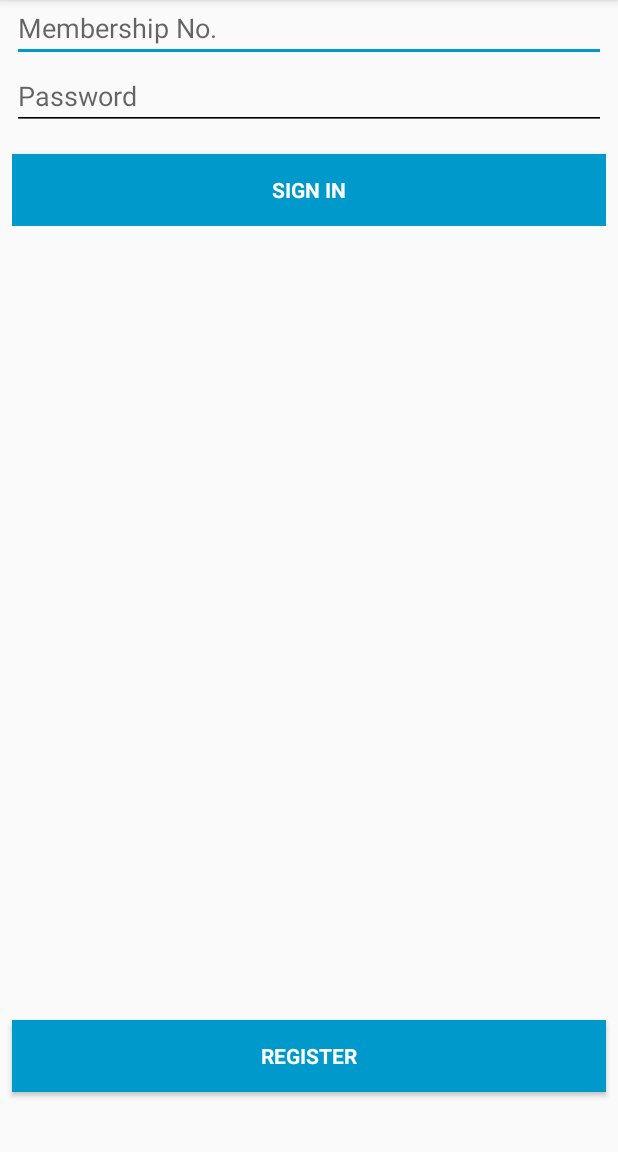
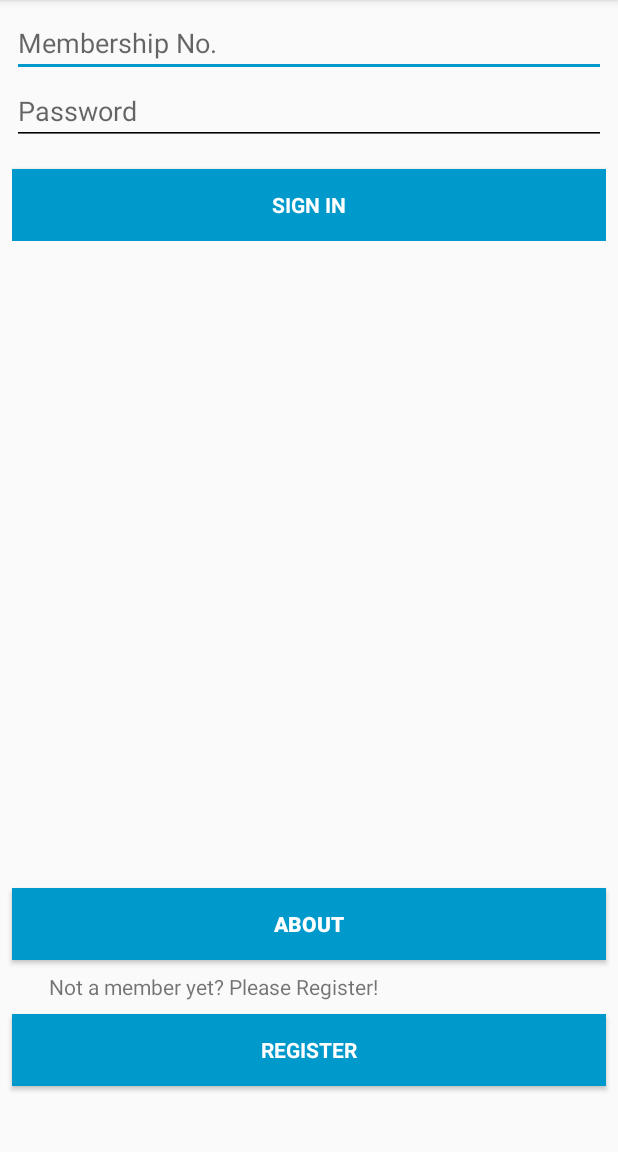
Before and after one commit to danlarteygh/NHIS, an Android app: the screen it shows after launch (Login), on a phone screen of 412 x 824 dp, the part 84-1236 px from its top. Run offline under Robolectric (Android 15) with nearby library versions, the phone set to English and light mode, and no system bars.

Commit message:
AboutUs webview activity

```diff
--- a/app/src/main/java/com/project/danlarteygh/nhis/Login.java
+++ b/app/src/main/java/com/project/danlarteygh/nhis/Login.java
@@ -20,6 +20,10 @@ public class Login extends AppCompatActivity {
         Intent intent = new Intent(this, Register.class);
         startActivity(intent);
     }
+    public void openAbout(View view) {
+        Intent intent = new Intent(this, About.class);
+        startActivity(intent);
+    }
    /* public void openPayment(View view) {
         Intent intent = new Intent(this, Payment.class);
         startActivity(intent);
--- a/app/src/main/res/layout/activity_login.xml
+++ b/app/src/main/res/layout/activity_login.xml
@@ -21,13 +21,14 @@
     <ScrollView
         android:id="@+id/login_form"
         android:layout_width="match_parent"
-        android:layout_height="432dp"
+        android:layout_height="402dp"
         android:layout_marginEnd="8dp"
         android:layout_marginStart="8dp"
+        android:layout_marginTop="10dp"
         app:layout_constraintEnd_toEndOf="parent"
         app:layout_constraintHorizontal_bias="1.0"
         app:layout_constraintStart_toStartOf="parent"
-        tools:layout_editor_absoluteY="52dp">
+        app:layout_constraintTop_toTopOf="parent">
 
         <LinearLayout
             android:id="@+id/email_login_form"
@@ -61,9 +62,9 @@
                 android:imeOptions="actionUnspecified"
                 android:inputType="textPassword"
                 android:maxLines="1"
+                android:singleLine="true"
                 android:textColor="@android:color/background_dark"
-                android:singleLine="true"
-                android:textColorHighlight="@android:color/background_dark"/>
+                android:textColorHighlight="@android:color/background_dark" />
 
             <Button
                 android:id="@+id/member_sign_in_button"
@@ -100,7 +101,7 @@
         style="?android:textAppearanceSmall"
         android:layout_width="0dp"
         android:layout_height="wrap_content"
-        android:layout_marginBottom="24dp"
+        android:layout_marginBottom="28dp"
         android:layout_marginEnd="8dp"
         android:layout_marginStart="8dp"
         android:background="@android:color/holo_blue_dark"
@@ -111,7 +112,41 @@
         android:textStyle="bold"
         app:layout_constraintBottom_toBottomOf="parent"
         app:layout_constraintEnd_toEndOf="parent"
+        app:layout_constraintHorizontal_bias="0.0"
         app:layout_constraintStart_toStartOf="parent" />
+
+    <TextView
+        android:id="@+id/textView7"
+        android:layout_width="353dp"
+        android:layout_height="20dp"
+        android:layout_marginBottom="8dp"
+        android:layout_marginEnd="8dp"
+        android:layout_marginStart="8dp"
+        android:text=" Not a member yet? Please Register! "
+        app:layout_constraintBottom_toTopOf="@+id/Register"
+        app:layout_constraintEnd_toEndOf="@+id/Register"
+        app:layout_constraintStart_toStartOf="@+id/Register"
+        tools:textAlignment="center" />
+
+    <Button
+        android:id="@+id/button"
+        android:layout_width="match_parent"
+        android:layout_height="wrap_content"
+        android:layout_marginBottom="8dp"
+        android:layout_marginEnd="8dp"
+        android:layout_marginStart="8dp"
+        android:layout_marginTop="8dp"
+        android:background="@android:color/holo_blue_dark"
+        android:text="ABOUT"
+        android:textColor="@android:color/background_light"
+        android:textStyle="bold"
+        app:layout_constraintBottom_toTopOf="@+id/textView7"
+        app:layout_constraintEnd_toEndOf="parent"
+        app:layout_constraintHorizontal_bias="0.0"
+        app:layout_constraintStart_toStartOf="parent"
+        app:layout_constraintTop_toBottomOf="@+id/login_form"
+        app:layout_constraintVertical_bias="1.0"
+        android:onClick="openAbout"/>
 
 
 </android.support.constraint.ConstraintLayout>
```
Also changed, not shown: app/src/main/AndroidManifest.xml (+9 -4 lines), app/src/main/java/com/project/danlarteygh/nhis/About.java (added, +23 -0 lines), app/src/main/res/layout/activity_about.xml (added, +16 -0 lines).
